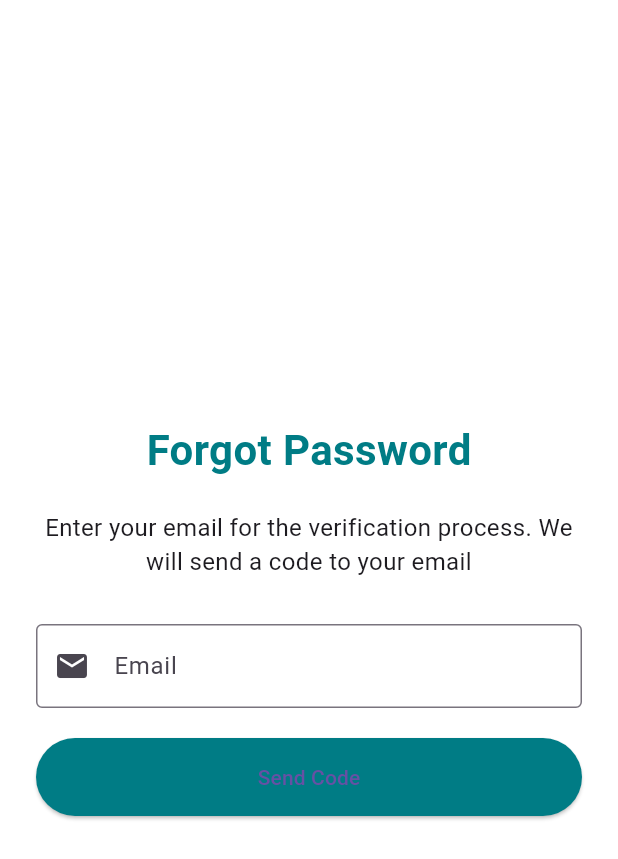
After one commit to AshaniTH/Vet_Assist, a Flutter app: the ForgotPasswordEmailPage screen opened by its route, on a phone screen of 412 x 824 dp. The commit adds this screen. Shown: the top 859 px of the screen. Run offline on Flutter 3.47's test engine with Material 3 defaults, Android fonts, the phone set to English and light mode, and no system bars; our stand-ins replace firebase_auth, firebase_core, flutter_svg, google_sign_in; accounts and stored records are empty.

Commit message:
add features to frogot password pages

```diff
--- /dev/null
+++ b/lib/forgot_password_email.dart
@@ -0,0 +1,228 @@
+import 'package:flutter/material.dart';
+import 'package:firebase_auth/firebase_auth.dart';
+import 'package:vet_assist/password_reset.dart';
+
+class ForgotPasswordEmailPage extends StatefulWidget {
+  const ForgotPasswordEmailPage({super.key});
+
+  @override
+  State<ForgotPasswordEmailPage> createState() =>
+      _ForgotPasswordEmailPageState();
+}
+
+class _ForgotPasswordEmailPageState extends State<ForgotPasswordEmailPage> {
+  final _emailController = TextEditingController();
+  final _codeController = TextEditingController();
+  bool _showCodeField = false;
+  bool _isLoading = false;
+  String? _errorMessage;
+
+  @override
+  void dispose() {
+    _emailController.dispose();
+    _codeController.dispose();
+    super.dispose();
+  }
+
+  Future<void> _sendVerificationCode() async {
+    setState(() {
+      _isLoading = true;
+      _errorMessage = null;
+    });
+
+    try {
+      await FirebaseAuth.instance.sendPasswordResetEmail(
+        email: _emailController.text.trim(),
+      );
+
+      // For demo, we'll show the code field
+      // In production, Firebase sends the reset link directly
+      setState(() {
+        _showCodeField = true;
+      });
+    } on FirebaseAuthException catch (e) {
+      setState(() {
+        _errorMessage = _getErrorMessage(e.code);
+      });
+    } finally {
+      setState(() {
+        _isLoading = false;
+      });
+    }
+  }
+
+  Future<void> _verifyCodeAndNavigate() async {
+    setState(() {
+      _isLoading = true;
+      _errorMessage = null;
+    });
+
+    try {
+      // In a real app, you would verify the code with your backend
+      // For demo, we'll just check if it's 4 digits
+      if (_codeController.text.length == 4) {
+        Navigator.pushReplacement(
+          context,
+          MaterialPageRoute(
+            builder:
+                (context) => ResetPasswordPage(
+                  email: _emailController.text.trim(),
+                  verificationCode: _codeController.text.trim(),
+                ),
+          ),
+        );
+      } else {
+        setState(() {
+          _errorMessage = 'Please enter a valid 4-digit code';
+        });
+      }
+    } catch (e) {
+      setState(() {
+        _errorMessage = 'Verification failed. Please try again.';
+      });
+    } finally {
+      if (mounted) {
+        setState(() {
+          _isLoading = false;
+        });
+      }
+    }
+  }
+
+  String _getErrorMessage(String errorCode) {
+    switch (errorCode) {
+      case 'user-not-found':
+        return 'No user found with this email address';
+      case 'invalid-email':
+        return 'Please enter a valid email address';
+      default:
+        return 'An error occurred. Please try again.';
+    }
+  }
+
+  @override
+  Widget build(BuildContext context) {
+    return Scaffold(
+      backgroundColor: Colors.white,
+      body: Center(
+        child: Padding(
+          padding: const EdgeInsets.symmetric(horizontal: 24.0),
+          child: SingleChildScrollView(
+            child: Column(
+              mainAxisAlignment: MainAxisAlignment.center,
+              children: [
+                Text(
+                  'Forgot Password',
+                  style: TextStyle(
+                    fontSize: 28,
+                    fontWeight: FontWeight.bold,
+                    color: const Color(0xFF007C85),
+                  ),
+                ),
+                const SizedBox(height: 20),
+                Text(
+                  'Enter your email for the verification process. '
+                  'We will send a code to your email',
+                  textAlign: TextAlign.center,
+                  style: const TextStyle(fontSize: 16),
+                ),
+                const SizedBox(height: 30),
+
+                if (_errorMessage != null)
+                  Padding(
+                    padding: const EdgeInsets.only(bottom: 16.0),
+                    child: Text(
+                      _errorMessage!,
+                      style: const TextStyle(color: Colors.red),
+                    ),
+                  ),
+
+                if (!_showCodeField) ...[
+                  TextField(
+                    controller: _emailController,
+                    decoration: const InputDecoration(
+                      labelText: 'Email',
+                      border: OutlineInputBorder(),
+                      prefixIcon: Icon(Icons.email),
+                    ),
+                    keyboardType: TextInputType.emailAddress,
+                  ),
+                  const SizedBox(height: 20),
+                  SizedBox(
+                    width: double.infinity,
+                    child: ElevatedButton(
+                      onPressed: _isLoading ? null : _sendVerificationCode,
+                      style: ElevatedButton.styleFrom(
+                        backgroundColor: const Color(0xFF007C85),
+                        padding: const EdgeInsets.symmetric(vertical: 16),
+                      ),
+                      child:
+                          _isLoading
+                              ? const CircularProgressIndicator(
+                                color: Colors.white,
+                              )
+                              : const Text('Send Code'),
+                    ),
+                  ),
+                ] else ...[
+                  Text(
+                    'Enter 4 digit code',
+                    style: const TextStyle(fontSize: 18),
+                  ),
+                  const SizedBox(height: 10),
+                  Text(
+                    'A four digit code should have come to your email address',
+                    textAlign: TextAlign.center,
+                    style: const TextStyle(fontSize: 14),
+                  ),
+                  const SizedBox(height: 20),
+                  TextField(
+                    controller: _codeController,
+                    decoration: const InputDecoration(
+                      labelText: 'Verification Code',
+                      border: OutlineInputBorder(),
+                      prefixIcon: Icon(Icons.lock),
+                    ),
+                    keyboardType: TextInputType.number,
+                    maxLength: 4,
+                  ),
+                  const SizedBox(height: 20),
+                  Row(
+                    children: [
+                      Expanded(
+                        child: OutlinedButton(
+                          onPressed: () {
+                            setState(() {
+                              _showCodeField = false;
+                            });
+                          },
+                          child: const Text('Cancel'),
+                        ),
+                      ),
+                      const SizedBox(width: 16),
+                      Expanded(
+                        child: ElevatedButton(
+                          onPressed: _isLoading ? null : _verifyCodeAndNavigate,
+                          style: ElevatedButton.styleFrom(
+                            backgroundColor: const Color(0xFF007C85),
+                            padding: const EdgeInsets.symmetric(vertical: 16),
+                          ),
+                          child:
+                              _isLoading
+                                  ? const CircularProgressIndicator(
+                                    color: Colors.white,
+                                  )
+                                  : const Text('Confirm'),
+                        ),
+                      ),
+                    ],
+                  ),
+                ],
+              ],
+            ),
+          ),
+        ),
+      ),
+    );
+  }
+}
--- a/lib/login.dart
+++ b/lib/login.dart
@@ -2,6 +2,7 @@ import 'package:flutter/material.dart';
 import 'package:flutter_svg/flutter_svg.dart';
 import 'package:flutter/gestures.dart';
 import 'package:firebase_auth/firebase_auth.dart';
+import 'package:vet_assist/forgot_password_email.dart';
 import 'package:vet_assist/password_reset.dart';
 import 'package:vet_assist/option.dart';
 import 'package:vet_assist/services/auth_service.dart';
@@ -242,7 +243,7 @@ class _LoginScreenState extends State<LoginScreen> {
                     Navigator.push(
                       context,
                       MaterialPageRoute(
-                        builder: (context) => const ResetPasswordPage(),
+                        builder: (context) => const ForgotPasswordEmailPage(),
                       ),
                     );
                   },
--- a/lib/main.dart
+++ b/lib/main.dart
@@ -1,6 +1,7 @@
 import 'package:firebase_auth/firebase_auth.dart';
 import 'package:firebase_core/firebase_core.dart';
 import 'package:flutter/material.dart';
+import 'package:vet_assist/forgot_password_email.dart';
 import 'package:vet_assist/login.dart';
 import 'package:vet_assist/option.dart';
 import 'package:vet_assist/signin.dart';
@@ -27,7 +28,7 @@ class MyApp extends StatelessWidget {
         '/start': (context) => const Start(),
         '/signin': (context) => const SignInScreen(),
         '/login': (context) => const LoginScreen(),
-        '/reset_password': (context) => const ResetPasswordPage(),
+        '/forgot_password': (context) => const ForgotPasswordEmailPage(),
         '/verification': (context) => const VerificationPendingPage(),
       },
       home: StreamBuilder<User?>(
--- a/lib/services/auth_service.dart
+++ b/lib/services/auth_service.dart
@@ -46,7 +46,7 @@ class AuthService {
       );
       return credential.user;
     } on FirebaseAuthException catch (e) {
-      throw e;
+      rethrow;
     }
   }
 
```
Also changed, not shown: lib/password_reset.dart (+130 -15 lines), lib/password_updated.dart (+4 -5 lines).
